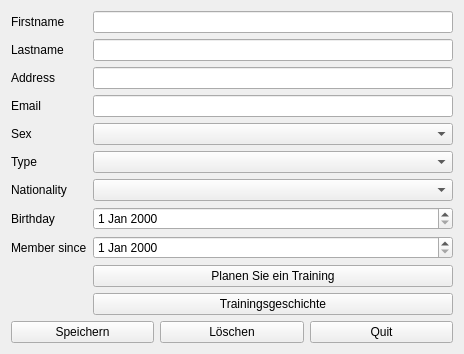
Old version of the form mitglied/mitglieddialog.ui in the repository pmgyambol/rowingclub.
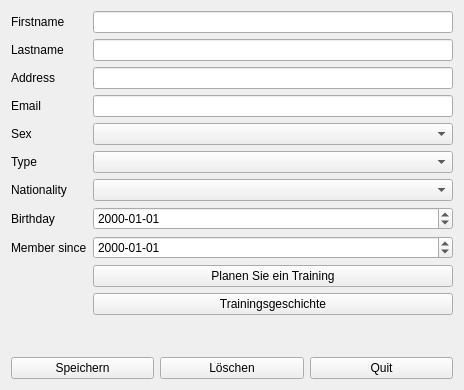
New version of the form.

```diff
--- a/mitglied/mitglieddialog.ui
+++ b/mitglied/mitglieddialog.ui
@@ -7,7 +7,7 @@
     <x>0</x>
     <y>0</y>
     <width>464</width>
-    <height>349</height>
+    <height>390</height>
    </rect>
   </property>
   <property name="windowTitle">
@@ -87,10 +87,18 @@
       </widget>
      </item>
      <item row="7" column="1">
-      <widget class="QDateEdit" name="birthdayDateEdit"/>
+      <widget class="QDateEdit" name="birthdayDateEdit">
+       <property name="displayFormat">
+        <string>yyyy-MM-dd</string>
+       </property>
+      </widget>
      </item>
      <item row="8" column="1">
-      <widget class="QDateEdit" name="membersinceDateEdit"/>
+      <widget class="QDateEdit" name="membersinceDateEdit">
+       <property name="displayFormat">
+        <string>yyyy-MM-dd</string>
+       </property>
+      </widget>
      </item>
      <item row="7" column="0">
       <widget class="QLabel" name="birthdayLabel">
```
